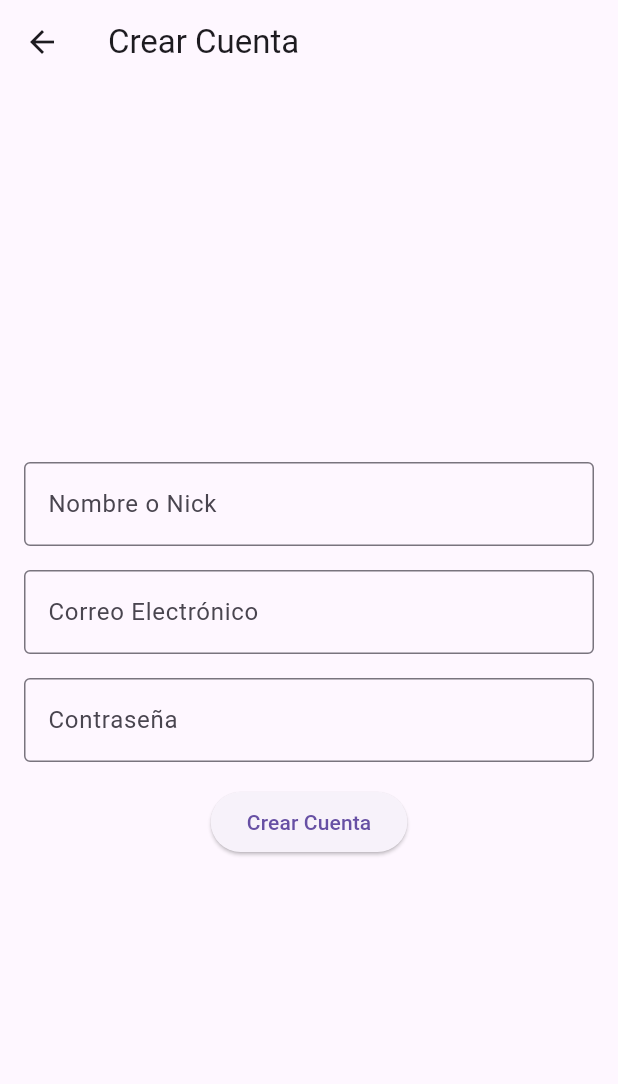
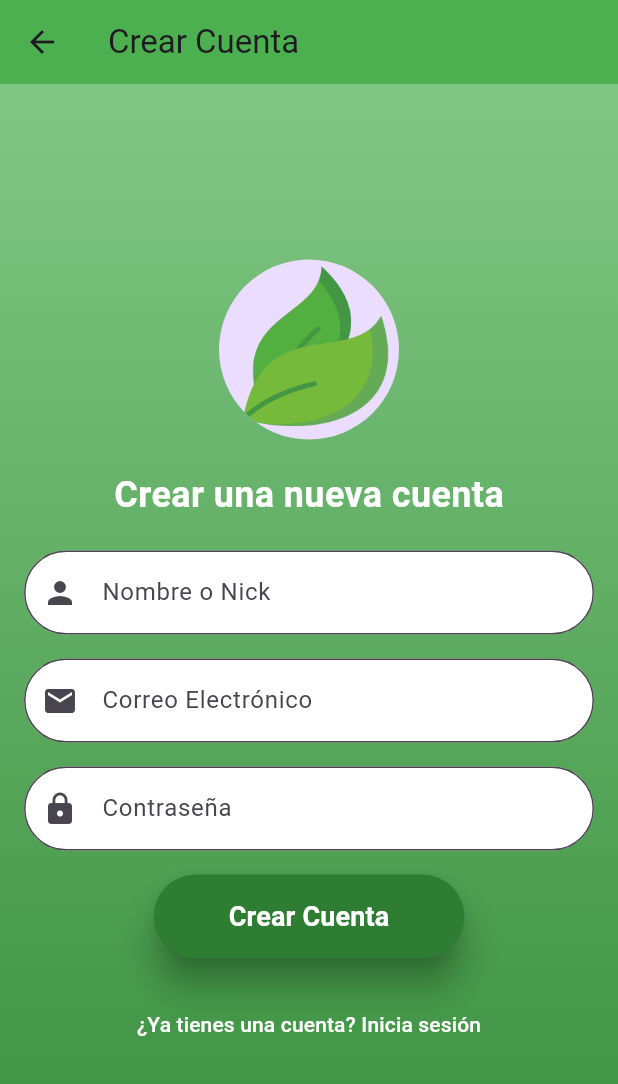
Before and after one commit to 0813henry/greennursery, a Flutter app: the CreateAccountPage screen opened by its route, on a phone screen of 412 x 824 dp. Shown: the top 1084 px of the screen. Run offline on Flutter 3.47's test engine with Material 3 defaults, Android fonts, the phone set to English and light mode, and no system bars; our stand-ins replace cloud_firestore, firebase_auth, firebase_core, firebase_storage, flutter_rating_bar, get and 1 more; accounts and stored records are empty.

Commit message:
mejoras visuales

```diff
--- a/lib/page/create_account.dart
+++ b/lib/page/create_account.dart
@@ -53,41 +53,98 @@ class _CreateAccountPageState extends State<CreateAccountPage> {
   @override
   Widget build(BuildContext context) {
     return Scaffold(
-      appBar: AppBar(title: const Text('Crear Cuenta')),
-      body: Padding(
+      appBar: AppBar(
+        title: const Text('Crear Cuenta'),
+        backgroundColor: Colors.green,
+      ),
+      body: Container(
+        decoration: BoxDecoration(
+          gradient: LinearGradient(
+            colors: [Colors.green.shade300, Colors.green.shade700],
+            begin: Alignment.topCenter,
+            end: Alignment.bottomCenter,
+          ),
+        ),
+        child: Center(
+          child: SingleChildScrollView(
             padding: const EdgeInsets.all(16.0),
             child: Column(
               mainAxisAlignment: MainAxisAlignment.center,
               children: [
+                const CircleAvatar(
+                  radius: 60,
+                  backgroundImage: AssetImage('assets/images/logo.png'), // Asegúrate de tener un logo en assets
+                ),
+                const SizedBox(height: 20),
+                const Text(
+                  'Crear una nueva cuenta',
+                  style: TextStyle(
+                    fontSize: 24,
+                    fontWeight: FontWeight.bold,
+                    color: Colors.white,
+                  ),
+                ),
+                const SizedBox(height: 20),
                 TextField(
                   controller: _nameController,
-              decoration: const InputDecoration(
+                  decoration: InputDecoration(
                     labelText: 'Nombre o Nick',
-                border: OutlineInputBorder(),
+                    border: OutlineInputBorder(
+                      borderRadius: BorderRadius.circular(30),
+                    ),
+                    prefixIcon: const Icon(Icons.person),
+                    filled: true,
+                    fillColor: Colors.white,
                   ),
                 ),
                 const SizedBox(height: 16),
                 TextField(
                   controller: _emailController,
-              decoration: const InputDecoration(
+                  decoration: InputDecoration(
                     labelText: 'Correo Electrónico',
-                border: OutlineInputBorder(),
+                    border: OutlineInputBorder(
+                      borderRadius: BorderRadius.circular(30),
+                    ),
+                    prefixIcon: const Icon(Icons.email),
+                    filled: true,
+                    fillColor: Colors.white,
                   ),
                   keyboardType: TextInputType.emailAddress,
                 ),
                 const SizedBox(height: 16),
                 TextField(
                   controller: _passwordController,
-              decoration: const InputDecoration(
+                  decoration: InputDecoration(
                     labelText: 'Contraseña',
-                border: OutlineInputBorder(),
+                    border: OutlineInputBorder(
+                      borderRadius: BorderRadius.circular(30),
+                    ),
+                    prefixIcon: const Icon(Icons.lock),
+                    filled: true,
+                    fillColor: Colors.white,
                   ),
                   obscureText: true,
                 ),
                 const SizedBox(height: 16),
                 ElevatedButton(
                   onPressed: _createAccount,
-              child: const Text('Crear Cuenta'),
+                  style: ElevatedButton.styleFrom(
+                    padding: const EdgeInsets.symmetric(horizontal: 50, vertical: 15),
+                    shape: RoundedRectangleBorder(
+                      borderRadius: BorderRadius.circular(30),
+                    ),
+                    backgroundColor: Colors.green.shade800,
+                    shadowColor: Colors.green.shade900,
+                    elevation: 10,
+                  ),
+                  child: const Text(
+                    'Crear Cuenta',
+                    style: TextStyle(
+                      fontSize: 18,
+                      color: Colors.white,
+                      fontWeight: FontWeight.bold,
+                    ),
+                  ),
                 ),
                 if (_errorMessage != null)
                   Padding(
@@ -97,7 +154,19 @@ class _CreateAccountPageState extends State<CreateAccountPage> {
                       style: const TextStyle(color: Colors.red),
                     ),
                   ),
+                const SizedBox(height: 20),
+                TextButton(
+                  onPressed: () {
+                    Navigator.pop(context);
+                  },
+                  child: const Text(
+                    '¿Ya tienes una cuenta? Inicia sesión',
+                    style: TextStyle(color: Colors.white),
+                  ),
+                ),
               ],
+            ),
+          ),
         ),
       ),
     );
```
Also changed, not shown: lib/page/forgot_password.dart (+57 -8 lines). Lines whose indentation alone changed are shown as unchanged.
